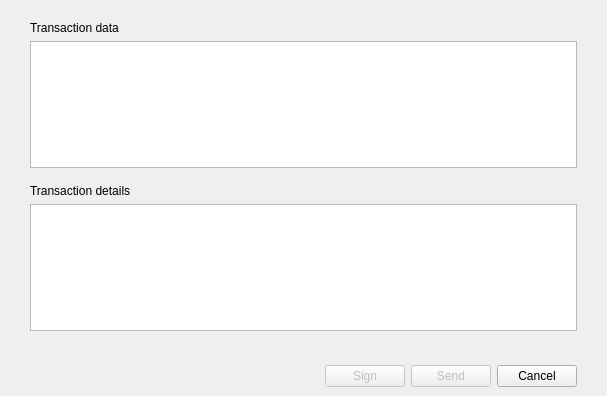
The window that src/qt/forms/hardwaresigntxdialog.ui (qtumproject/qtum) describes before a commit, drawn with Qt 5.
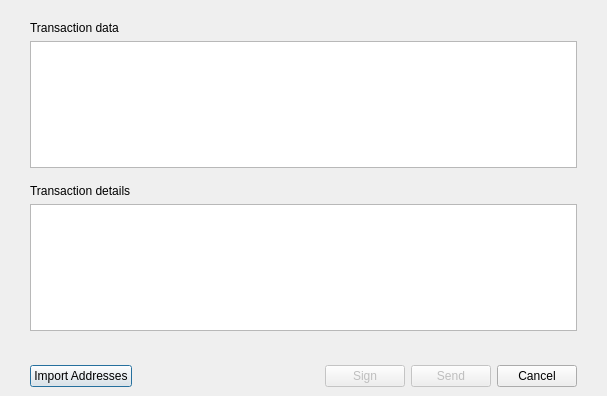
The same window after the commit.

Commit message: Add import addresses in hardware sign tx dialog

```diff
--- a/src/qt/forms/hardwaresigntxdialog.ui
+++ b/src/qt/forms/hardwaresigntxdialog.ui
@@ -113,6 +113,13 @@
       <property name="rightMargin">
        <number>30</number>
       </property>
+      <item>
+       <widget class="QPushButton" name="importButton">
+        <property name="text">
+         <string>Import Addresses</string>
+        </property>
+       </widget>
+      </item>
       <item>
        <spacer name="horizontalSpacer">
         <property name="orientation">
```
The commit also changes 5 other files.
